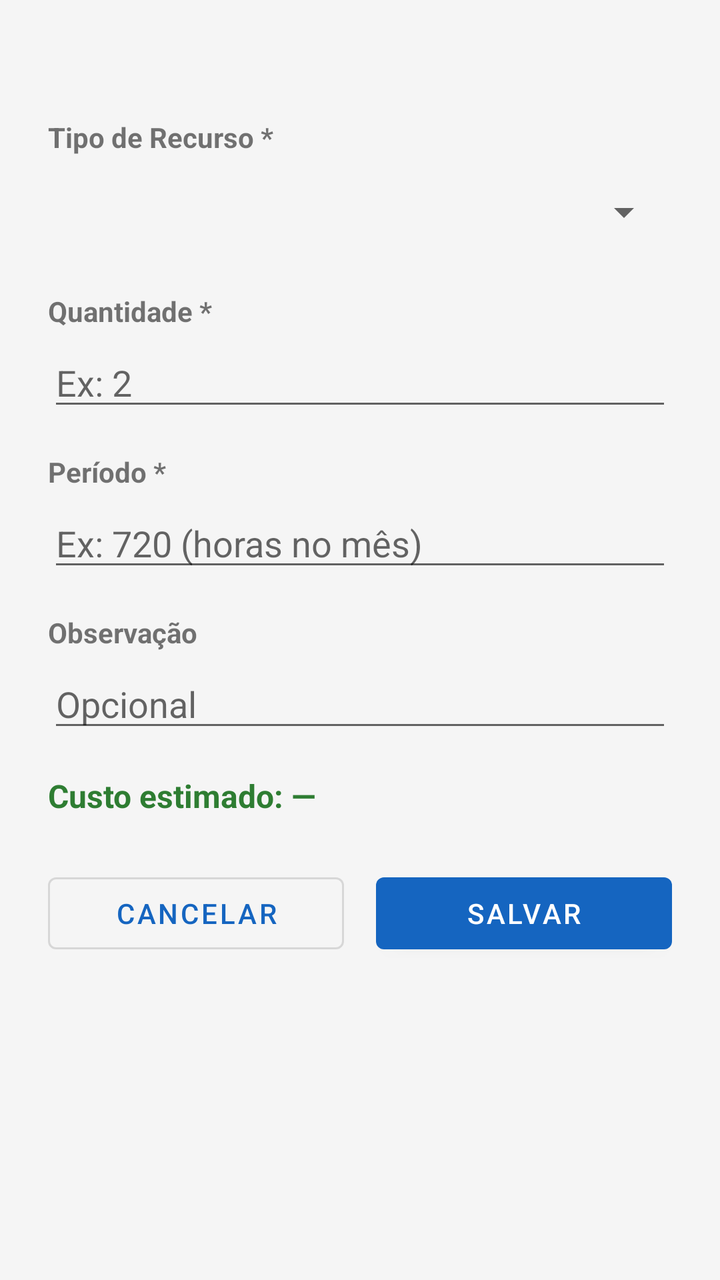
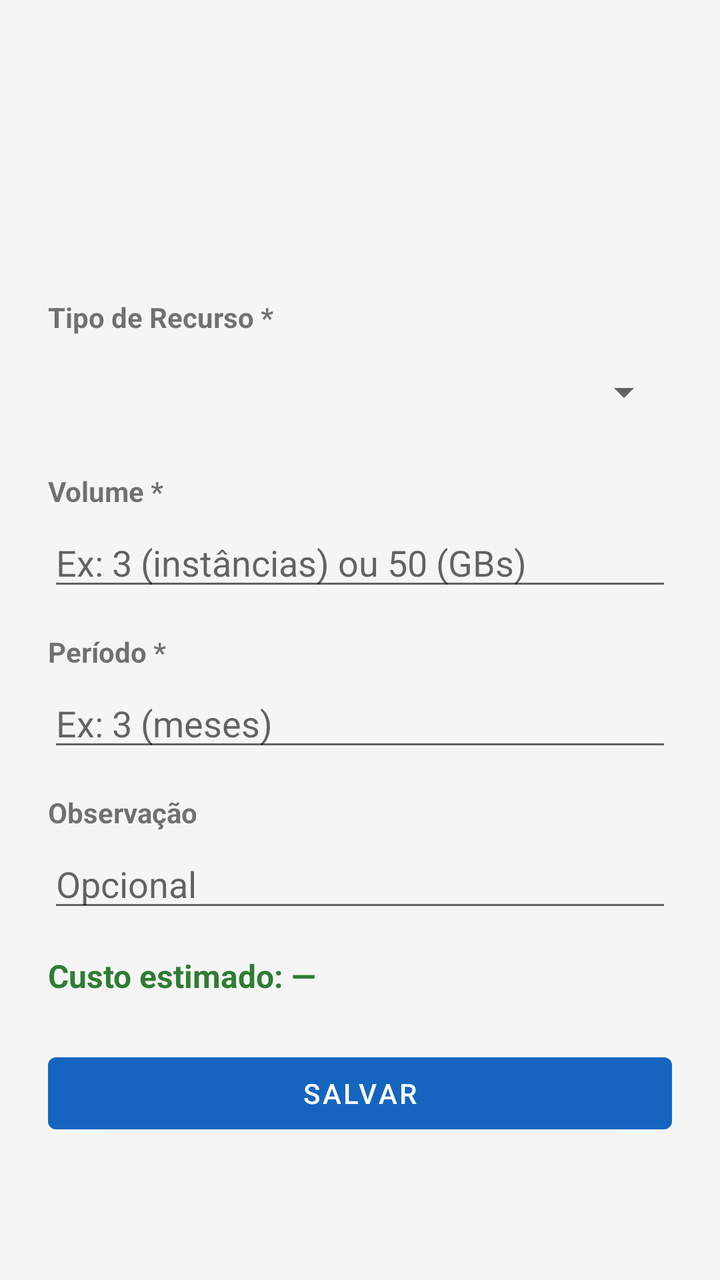

Before-and-after screenshots of an Android layout around one commit, followed by the original layout XML and the change that was made.
<!-- AndroidManifest.xml: application theme Theme.FinOpsSimulator -->
<!-- res/layout/activity_form_recurso.xml -->
<?xml version="1.0" encoding="utf-8"?>
<ScrollView xmlns:android="http://schemas.android.com/apk/res/android"
    android:layout_width="match_parent"
    android:layout_height="match_parent"
    android:background="@color/background">

    <LinearLayout
        android:layout_width="match_parent"
        android:layout_height="wrap_content"
        android:orientation="vertical"
        android:padding="24dp">

        <TextView
            android:id="@+id/tvRecursoProvedorInfo"
            android:layout_width="match_parent"
            android:layout_height="wrap_content"
            android:textSize="14sp"
            android:textColor="@color/primary"
            android:textStyle="bold"
            android:layout_marginBottom="16dp" />

        <TextView
            android:layout_width="wrap_content"
            android:layout_height="wrap_content"
            android:text="Tipo de Recurso *"
            android:textStyle="bold"
            android:layout_marginBottom="4dp" />

        <Spinner
            android:id="@+id/spRecursoTipo"
            android:layout_width="match_parent"
            android:layout_height="48dp"
            android:layout_marginBottom="16dp" />

        <TextView
            android:layout_width="wrap_content"
            android:layout_height="wrap_content"
            android:text="Quantidade *"
            android:textStyle="bold"
            android:layout_marginBottom="4dp" />

        <EditText
            android:id="@+id/etRecursoQuantidade"
            android:layout_width="match_parent"
            android:layout_height="wrap_content"
            android:hint="Ex: 2"
            android:inputType="numberDecimal"
            android:layout_marginBottom="16dp" />

        <TextView
            android:layout_width="wrap_content"
            android:layout_height="wrap_content"
            android:text="Período *"
            android:textStyle="bold"
            android:layout_marginBottom="4dp" />

        <EditText
            android:id="@+id/etRecursoPeriodo"
            android:layout_width="match_parent"
            android:layout_height="wrap_content"
            android:hint="Ex: 720 (horas no mês)"
            android:inputType="numberDecimal"
            android:layout_marginBottom="16dp" />

        <TextView
            android:layout_width="wrap_content"
            android:layout_height="wrap_content"
            android:text="Observação"
            android:textStyle="bold"
            android:layout_marginBottom="4dp" />

        <EditText
            android:id="@+id/etRecursoObs"
            android:layout_width="match_parent"
            android:layout_height="wrap_content"
            android:hint="Opcional"
            android:inputType="text"
            android:layout_marginBottom="16dp" />

        <TextView
            android:id="@+id/tvRecursoCustoPreview"
            android:layout_width="match_parent"
            android:layout_height="wrap_content"
            android:text="Custo estimado: —"
            android:textSize="16sp"
            android:textStyle="bold"
            android:textColor="@color/cost_green"
            android:layout_marginBottom="24dp" />

        <LinearLayout
            android:layout_width="match_parent"
            android:layout_height="wrap_content"
            android:orientation="horizontal">

            <Button
                android:id="@+id/btnRecursoCancelar"
                android:layout_width="0dp"
                android:layout_height="wrap_content"
                android:layout_weight="1"
                android:text="@string/cancelar"
                style="@style/Widget.MaterialComponents.Button.OutlinedButton"
                android:layout_marginEnd="8dp" />

            <Button
                android:id="@+id/btnRecursoSalvar"
                android:layout_width="0dp"
                android:layout_height="wrap_content"
                android:layout_weight="1"
                android:text="@string/salvar"
                android:layout_marginStart="8dp" />
        </LinearLayout>
    </LinearLayout>
</ScrollView>
<!-- resources referenced by this layout -->
<resources>
  <color name="background">#F5F5F5</color>
  <color name="cost_green">#2E7D32</color>
  <color name="primary">#1565C0</color>
  <string name="cancelar">Cancelar</string>
  <string name="salvar">Salvar</string>
  <style name="Theme.FinOpsSimulator" parent="Theme.MaterialComponents.DayNight.DarkActionBar">
          <item name="colorPrimary">@color/primary</item>
          <item name="colorPrimaryVariant">@color/primary_dark</item>
          <item name="colorOnPrimary">@color/white</item>
          <item name="colorSecondary">@color/accent</item>
          <item name="colorOnSecondary">@color/white</item>
          <item name="android:statusBarColor">@color/primary_dark</item>
      </style>
  <color name="primary_dark">#0D47A1</color>
  <color name="white">#FFFFFFFF</color>
  <color name="accent">#FF6F00</color>
</resources>

<!-- the commit's change to res/layout/activity_form_recurso.xml (unified diff, before → after) -->
@@ -17,6 +17,7 @@
             android:textSize="14sp"
             android:textColor="@color/primary"
             android:textStyle="bold"
+            android:layout_marginTop="90dp"
             android:layout_marginBottom="16dp" />
 
         <TextView
@@ -35,17 +36,17 @@
         <TextView
             android:layout_width="wrap_content"
             android:layout_height="wrap_content"
-            android:text="Quantidade *"
-            android:textStyle="bold"
-            android:layout_marginBottom="4dp" />
+            android:layout_marginBottom="4dp"
+            android:text="Volume *"
+            android:textStyle="bold" />
 
         <EditText
             android:id="@+id/etRecursoQuantidade"
             android:layout_width="match_parent"
             android:layout_height="wrap_content"
-            android:hint="Ex: 2"
-            android:inputType="numberDecimal"
-            android:layout_marginBottom="16dp" />
+            android:layout_marginBottom="16dp"
+            android:hint="Ex: 3 (instâncias) ou 50 (GBs)"
+            android:inputType="numberDecimal" />
 
         <TextView
             android:layout_width="wrap_content"
@@ -58,7 +59,7 @@
             android:id="@+id/etRecursoPeriodo"
             android:layout_width="match_parent"
             android:layout_height="wrap_content"
-            android:hint="Ex: 720 (horas no mês)"
+            android:hint="Ex: 3 (meses)"
             android:inputType="numberDecimal"
             android:layout_marginBottom="16dp" />
 
@@ -87,27 +88,13 @@
             android:textColor="@color/cost_green"
             android:layout_marginBottom="24dp" />
 
-        <LinearLayout
+        
+        <Button
+            android:id="@+id/btnRecursoSalvar"
             android:layout_width="match_parent"
             android:layout_height="wrap_content"
-            android:orientation="horizontal">
+            android:onClick="salvar"
+            android:text="@string/salvar" />
 
-            <Button
-                android:id="@+id/btnRecursoCancelar"
-                android:layout_width="0dp"
-                android:layout_height="wrap_content"
-                android:layout_weight="1"
-                android:text="@string/cancelar"
-                style="@style/Widget.MaterialComponents.Button.OutlinedButton"
-                android:layout_marginEnd="8dp" />
-
-            <Button
-                android:id="@+id/btnRecursoSalvar"
-                android:layout_width="0dp"
-                android:layout_height="wrap_content"
-                android:layout_weight="1"
-                android:text="@string/salvar"
-                android:layout_marginStart="8dp" />
-        </LinearLayout>
     </LinearLayout>
 </ScrollView>
<!-- resource entries referenced after the edit -->
@@ -3,7 +3,6 @@
   <color name="background">#F5F5F5</color>
   <color name="cost_green">#2E7D32</color>
   <color name="primary">#1565C0</color>
-  <string name="cancelar">Cancelar</string>
   <string name="salvar">Salvar</string>
   <style name="Theme.FinOpsSimulator" parent="Theme.MaterialComponents.DayNight.DarkActionBar">
           <item name="colorPrimary">@color/primary</item>
